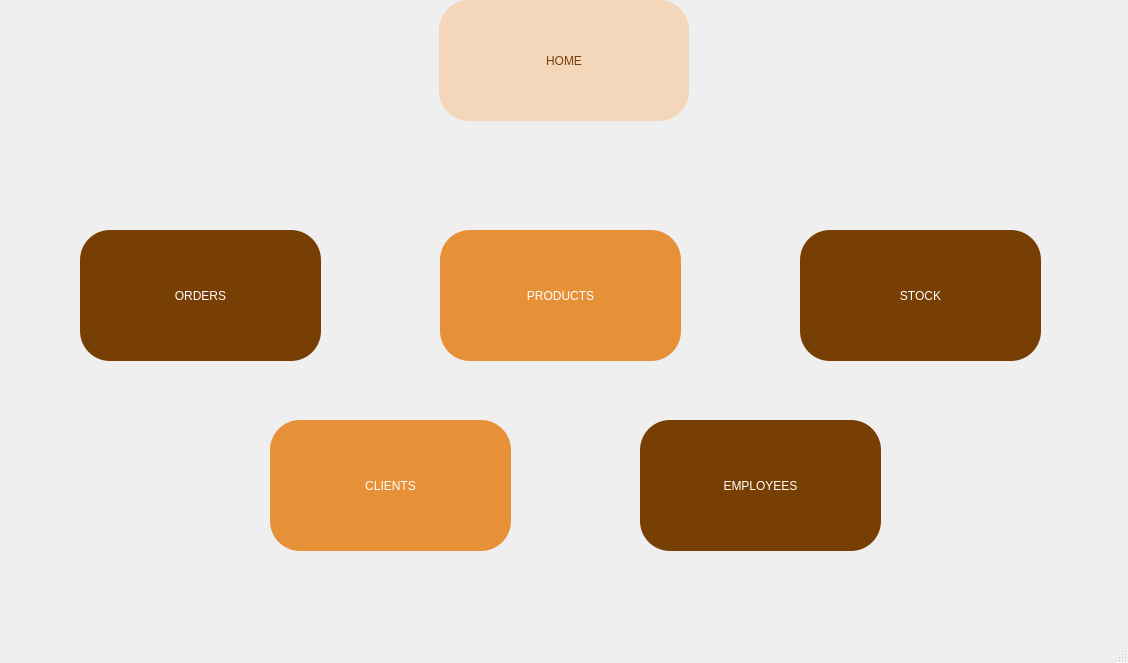
First picture: the form in mainwindow.ui, repository ahmedselmi1/BonApp, before the edit.
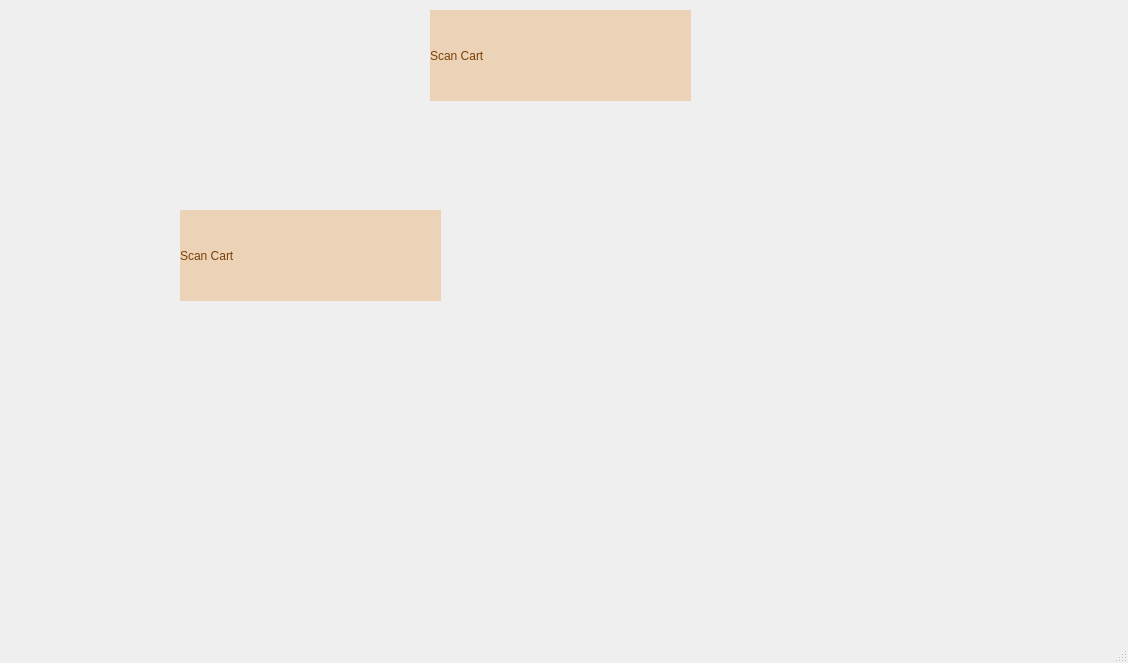
Second picture: the form after the edit. The open tabs and pages were chosen to show the change. Icons and pictures are not drawn.

The edit to the form file:
```diff
--- a/mainwindow.ui
+++ b/mainwindow.ui
@@ -4451,6 +4451,46 @@
       </property>
      </widget>
     </widget>
+    <widget class="QWidget" name="page">
+     <widget class="QLabel" name="label_85">
+      <property name="geometry">
+       <rect>
+        <x>430</x>
+        <y>10</y>
+        <width>261</width>
+        <height>91</height>
+       </rect>
+      </property>
+      <property name="styleSheet">
+       <string notr="true">color: rgb(120, 63, 7);
+background-color: rgb(230, 145, 56,30%);
+font: 40pt &quot;MV Boli&quot;;
+</string>
+      </property>
+      <property name="text">
+       <string>Scan Cart</string>
+      </property>
+     </widget>
+     <widget class="QLabel" name="label_86">
+      <property name="geometry">
+       <rect>
+        <x>180</x>
+        <y>210</y>
+        <width>261</width>
+        <height>91</height>
+       </rect>
+      </property>
+      <property name="styleSheet">
+       <string notr="true">color: rgb(120, 63, 7);
+background-color: rgb(230, 145, 56,30%);
+font: 40pt &quot;MV Boli&quot;;
+</string>
+      </property>
+      <property name="text">
+       <string>Scan Cart</string>
+      </property>
+     </widget>
+    </widget>
    </widget>
    <widget class="QLabel" name="label_52">
     <property name="geometry">
```
Left out of the diff: 30 changed lines with no effect on the pictures.
